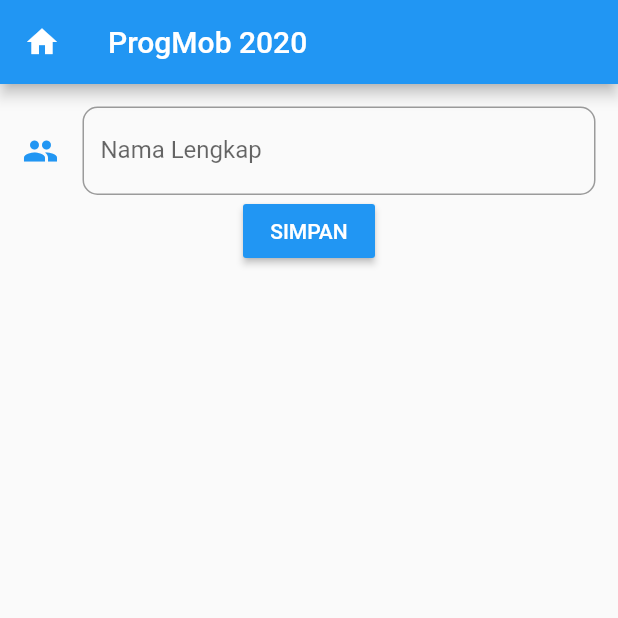
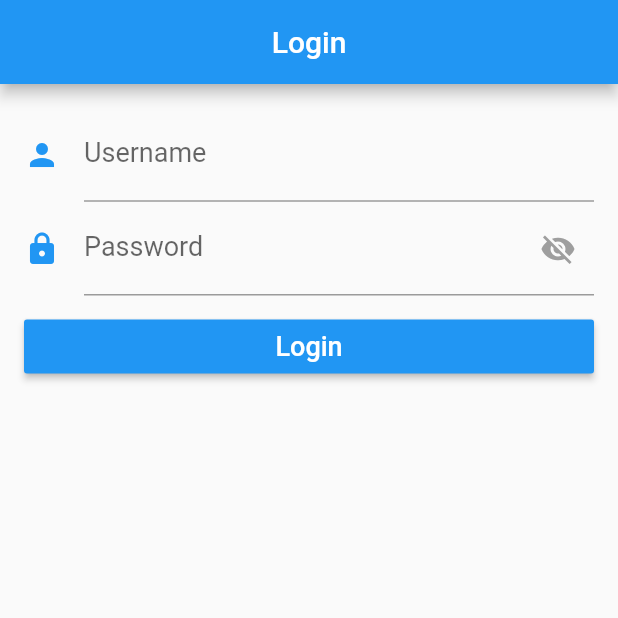
Before and after one commit to argowibowo/progmob2020uas, a Flutter app: the screen it shows after launch, on a phone screen of 412 x 824 dp, the top half of it. Run offline on Flutter 3.47's test engine with Material 2 defaults, Android fonts, the phone set to English and light mode, and no system bars; our stand-ins replace shared_preferences; missing offline and left inert: dart:ffi.

```diff
--- /dev/null
+++ b/lib/Login.dart
@@ -0,0 +1,137 @@
+import 'dart:ffi';
+import 'dart:ui';
+import 'package:flutter/material.dart';
+import 'package:flutter_app/Home.dart';
+import 'package:flutter_app/NavBar.dart';
+import 'package:flutter_app/SplashScreen.dart';
+import 'package:shared_preferences/shared_preferences.dart';
+import 'dart:async';
+
+class Login extends StatefulWidget {
+  @override
+  _LoginState createState() => _LoginState();
+}
+
+class _LoginState extends State<Login> {
+  GlobalKey<FormState> key = GlobalKey<FormState>();
+
+  Void Validate(){
+    if (key.currentState.validate()){
+      print("Validate");
+    }
+    else {
+      print("failed");
+    }
+  }
+
+  bool _isHidePassword = true;
+
+  void _togglePasswordVisibility(){
+    setState(() {
+      _isHidePassword = !_isHidePassword;
+    });
+  }
+
+  /*void navigateLogin() async {
+    SharedPreferences prefs = await SharedPreferences.getInstance();
+    int isLogin = prefs.getInt("is_login");
+    if(isLogin == 1){
+      Navigator.pushReplacement(context,
+        MaterialPageRoute(builder: (context) => NavBar(title: "ProgMob",)),
+      );
+    }
+  }
+
+  @override
+  void initState() {
+    navigateLogin();
+  }*/
+
+  @override
+  Widget build(BuildContext context) {
+    return Scaffold(
+      appBar: AppBar(
+        //leading: Icon(Icons.home),
+        title: Text("Login"),
+        centerTitle: true,
+      ),
+      body: Form(
+        key:key,
+        child: ListView(
+            padding: EdgeInsets.all(16.0),
+          children: <Widget>[
+              TextFormField(
+                validator: (value){
+                  if(value.isEmpty){
+                    return "Username Tidak Boleh Kosong";
+                  }
+                  else{
+                    return null;
+                  }
+                },
+                style: TextStyle(
+                    fontSize: 18
+                ),
+                decoration: InputDecoration(
+                    icon: Icon(
+                        Icons.person,
+                        color: Colors.blue
+                    ),
+                  labelText: "Username"
+                ),
+              ),
+              TextFormField(
+                validator: (value){
+                  if(value.isEmpty){
+                    return "Password Tidak Boleh Kosong";
+                  }
+                  else{
+                    return null;
+                  }
+                },
+                style: TextStyle(
+                    fontSize: 18
+                ),
+                obscureText: _isHidePassword,
+                decoration: InputDecoration(
+                  icon: Icon(
+                      Icons.lock_rounded,
+                      color: Colors.blue
+                  ),
+                  labelText: "Password",
+                  suffixIcon: IconButton(
+                    onPressed: _togglePasswordVisibility,
+                    icon: Icon(
+                      _isHidePassword ? Icons.visibility_off : Icons.visibility,
+                      color:_isHidePassword ? Colors.grey : Colors.blue
+                  ),
+                ),
+              ),
+            ),
+            Padding(
+              padding: EdgeInsets.all(5.0),
+            ),
+            RaisedButton(
+              color: Colors.blue,
+              onPressed: () async {
+                SharedPreferences pref = await SharedPreferences.getInstance();
+                await pref.setInt("is_login", 1);
+                Navigator.pushReplacement(
+                  context,
+                  MaterialPageRoute(builder: (context) => NavBar()),
+                );
+              },
+              child: Text(
+                "Login",
+                style: TextStyle(
+                    color: Colors.white,
+                  fontSize: 18
+                ),
+              ),
+            )
+          ],
+        ),
+      ),
+    );
+  }
+}
--- a/lib/main.dart
+++ b/lib/main.dart
@@ -1,5 +1,10 @@
 import 'package:flutter/material.dart';
+import 'package:flutter_app/NavBar.dart';
+import 'package:flutter_app/Login.dart';
+import 'package:flutter_app/SplashScreen.dart';
 import 'package:flutter_app/tugaspertemuan8.dart';
+import 'package:shared_preferences/shared_preferences.dart';
+import 'dart:async';
 
 void main() {
   runApp(MyApp());
@@ -28,10 +33,11 @@ class MyApp extends StatelessWidget {
         // closer together (more dense) than on mobile platforms.
         visualDensity: VisualDensity.adaptivePlatformDensity,
       ),
-      home: tugaspertemuan8(title: 'ProgMob2020'),
+      home:SplashScreen(),
     );
   }
 }
+
 
 class MyHomePage extends StatefulWidget {
   MyHomePage({Key key, this.title}) : super(key: key);
--- a/lib/pertemuan8.dart
+++ b/lib/pertemuan8.dart
@@ -29,7 +29,7 @@ class _pertemuan8State extends State<pertemuan8> {
             TextFormField(
               decoration:  new InputDecoration(
                   labelText: "Test Input Data",
-                  hintText: "Inputkan Teks Anda"
+                  hintText: "Inputkan Teks Anda",
               ),
             ),
             Padding(
@@ -48,7 +48,7 @@ class _pertemuan8State extends State<pertemuan8> {
               color: Colors.blue,
               child: Text(
                   "Simpan",
-                  style: TextStyle(color: Colors.white)
+                  style: TextStyle(color: Colors.white),
               ),
               onPressed: () {},
             )
--- a/lib/tugaspertemuan8.dart
+++ b/lib/tugaspertemuan8.dart
@@ -1,6 +1,6 @@
 import 'dart:ffi';
+import 'package:flutter/material.dart';
 
-import 'package:flutter/material.dart';
 class tugaspertemuan8 extends StatefulWidget {
   tugaspertemuan8({Key key, this.title}) : super(key: key);
 
@@ -40,29 +40,29 @@ class _tugaspertemuan8State extends State<tugaspertemuan8> {
                   TextFormField(
                     validator: (value){
                       if(value.isEmpty){
-                        return "Kolom Tidak Boleh Kosong";
+                        return "Nama Tidak Boleh Kosong";
                       }
                       else{
                         return null;
                       }
                     },
                     decoration: new InputDecoration(
-                      icon:Icon (
-                        Icons.people_sharp,
-                        color: Colors.blue,
+                      icon: Icon(
+                          Icons.people_rounded,
+                          color: Colors.blue
                       ),
                       labelText: 'Nama Lengkap',
                       hintText: 'Contoh : Yose Salawangi',
-                      border: OutlineInputBorder(
-                        borderRadius: new BorderRadius.circular(10),
-                      ),
+                        border: OutlineInputBorder(
+                          borderRadius: new BorderRadius.circular(6),
+                        )
                     ),
                   ),
                   RaisedButton(
                     color: Colors.blue,
                     onPressed: Validate,
                     child: Text(
-                      "SIMPAN",
+                      "Simpan",
                       style: TextStyle(color: Colors.white),
                     ),
                   )
```
Also changed, not shown: lib/Dashboard.dart (added, +16 -0 lines), lib/Home.dart (added, +16 -0 lines), lib/NavBar.dart (added, +77 -0 lines), lib/Profile.dart (added, +40 -0 lines), lib/SplashScreen.dart (added, +57 -0 lines), pubspec.yaml (+4 -3 lines), pubspec.lock, 5 other files.
